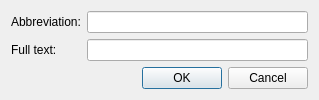
Above: src/Config/QXNAbbreviationEditDialog.ui from dept2/qxneur before the change. Below: the same form after it.
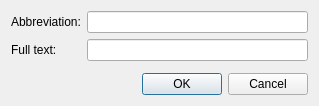
That is the form after the change.

Patch:
```diff
--- a/src/Config/QXNAbbreviationEditDialog.ui
+++ b/src/Config/QXNAbbreviationEditDialog.ui
@@ -7,7 +7,7 @@
     <x>0</x>
     <y>0</y>
     <width>319</width>
-    <height>95</height>
+    <height>106</height>
    </rect>
   </property>
   <property name="windowTitle">
```
Left out of the diff: 8 changed lines with no effect on the pictures.
